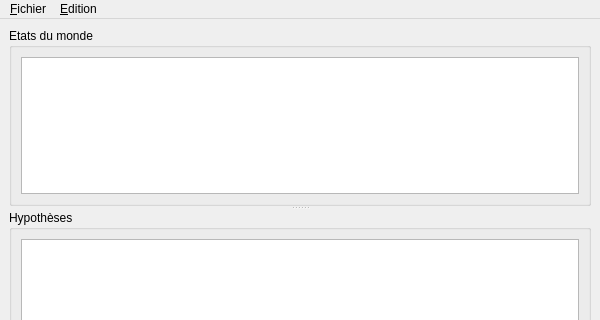
Before: the Qt Designer form UI/MainWindow.ui in Hamza5/Plateforme-outils-SII, drawn with Qt 5; both pictures show x 0 to 600 and y 0 to 320 of the 600 by 600 pixel window.
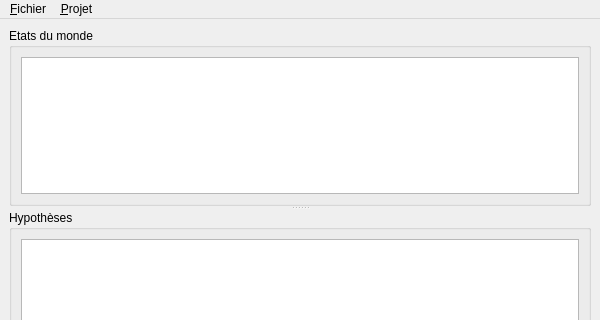
After: the same form once the commit is applied.

Commit message: Ameliorer les messages d'erreurs et ajouter le chargement du titre, la description et la méthode du fichier XML de sauvegarde

```diff
--- a/UI/MainWindow.ui
+++ b/UI/MainWindow.ui
@@ -95,7 +95,7 @@
    </widget>
    <widget class="QMenu" name="menuEdition">
     <property name="title">
-     <string>&amp;Edition</string>
+     <string>&amp;Projet</string>
     </property>
     <widget class="QMenu" name="menuHypotheses">
      <property name="title">
```
Left out of the diff: 49 changed lines with no effect on the pictures. The commit also changes 2 other files.
